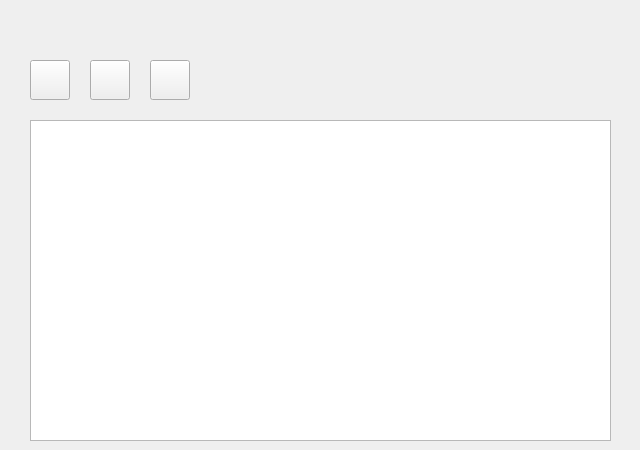
Old version of the form MGAWithSQL/mgalistform.ui in the repository amirtosson/MGAConnect.
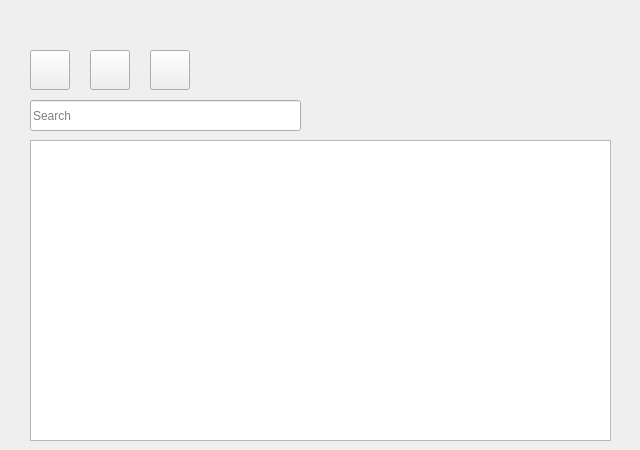
New version of the form.

The edit to the form file:
```diff
--- a/MGAWithSQL/mgalistform.ui
+++ b/MGAWithSQL/mgalistform.ui
@@ -20,9 +20,9 @@
    <property name="geometry">
     <rect>
      <x>30</x>
-     <y>120</y>
+     <y>140</y>
      <width>581</width>
-     <height>321</height>
+     <height>301</height>
     </rect>
    </property>
   </widget>
@@ -49,7 +49,7 @@
    <property name="geometry">
     <rect>
      <x>30</x>
-     <y>60</y>
+     <y>50</y>
      <width>40</width>
      <height>40</height>
     </rect>
@@ -62,7 +62,7 @@
    <property name="geometry">
     <rect>
      <x>90</x>
-     <y>60</y>
+     <y>50</y>
      <width>40</width>
      <height>40</height>
     </rect>
@@ -75,7 +75,7 @@
    <property name="geometry">
     <rect>
      <x>150</x>
-     <y>60</y>
+     <y>50</y>
      <width>40</width>
      <height>40</height>
     </rect>
@@ -84,6 +84,19 @@
     <string/>
    </property>
   </widget>
+  <widget class="QLineEdit" name="searchTextBox">
+   <property name="geometry">
+    <rect>
+     <x>30</x>
+     <y>100</y>
+     <width>271</width>
+     <height>31</height>
+    </rect>
+   </property>
+   <property name="placeholderText">
+    <string>Search</string>
+   </property>
+  </widget>
  </widget>
  <resources/>
  <connections/>
```
